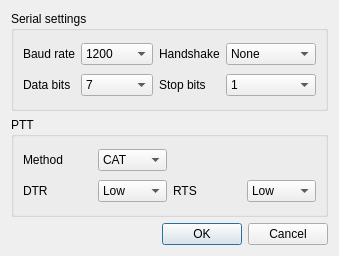
This is plugins/samplemimo/audiocatsiso/audiocatsisocatdialog.ui in f4exb/sdrangel as Qt 5 draws it before an edit. The edited form follows.
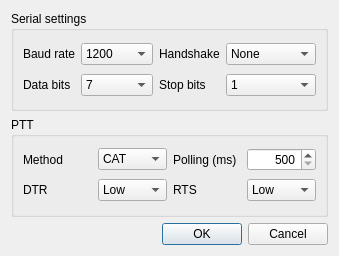
This is the edited form.

Commit message: Audio CAT SISO: polling time and spectrum follows PTT

```diff
--- a/plugins/samplemimo/audiocatsiso/audiocatsisocatdialog.ui
+++ b/plugins/samplemimo/audiocatsiso/audiocatsisocatdialog.ui
@@ -6,7 +6,7 @@
    <rect>
     <x>0</x>
     <y>0</y>
-    <width>319</width>
+    <width>337</width>
     <height>256</height>
    </rect>
   </property>
@@ -243,6 +243,32 @@
         </property>
        </widget>
       </item>
+      <item row="0" column="2">
+       <widget class="QLabel" name="pollingLabel">
+        <property name="text">
+         <string>Polling (ms)</string>
+        </property>
+       </widget>
+      </item>
+      <item row="0" column="3">
+       <widget class="QSpinBox" name="pollingTime">
+        <property name="toolTip">
+         <string>CAT frequency polling time in milliseconds</string>
+        </property>
+        <property name="alignment">
+         <set>Qt::AlignRight|Qt::AlignTrailing|Qt::AlignVCenter</set>
+        </property>
+        <property name="minimum">
+         <number>500</number>
+        </property>
+        <property name="maximum">
+         <number>5000</number>
+        </property>
+        <property name="singleStep">
+         <number>100</number>
+        </property>
+       </widget>
+      </item>
      </layout>
     </widget>
    </item>
```
The commit also changes 18 other files.
